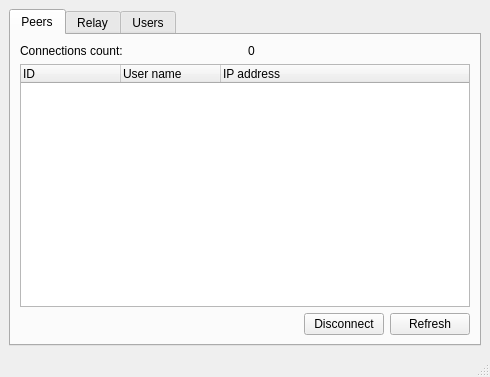
Before: the Qt Designer form source/router/manager/main_window.ui in dchapyshev/aspia, drawn with Qt 5.
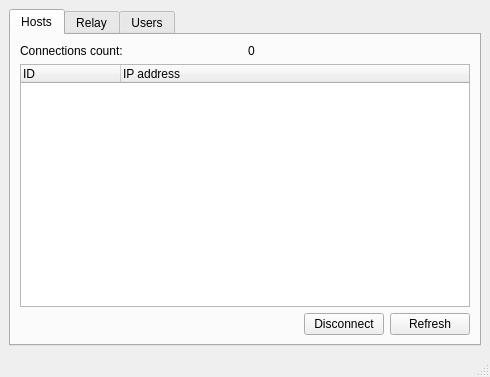
After: the same form once the commit is applied. Icons and pictures are not drawn.

Diff of the .ui file:
```diff
--- a/source/router/manager/main_window.ui
+++ b/source/router/manager/main_window.ui
@@ -22,7 +22,7 @@
       </property>
       <widget class="QWidget" name="tab_peers">
        <attribute name="title">
-        <string>Peers</string>
+        <string>Hosts</string>
        </attribute>
        <layout class="QVBoxLayout" name="verticalLayout">
         <item>
@@ -53,11 +53,6 @@
             <string notr="true">ID</string>
            </property>
           </column>
-          <column>
-           <property name="text">
-            <string>User name</string>
-           </property>
-          </column>
           <column>
            <property name="text">
             <string>IP address</string>
```
Left out of the diff: 8 changed lines with no effect on the pictures.
